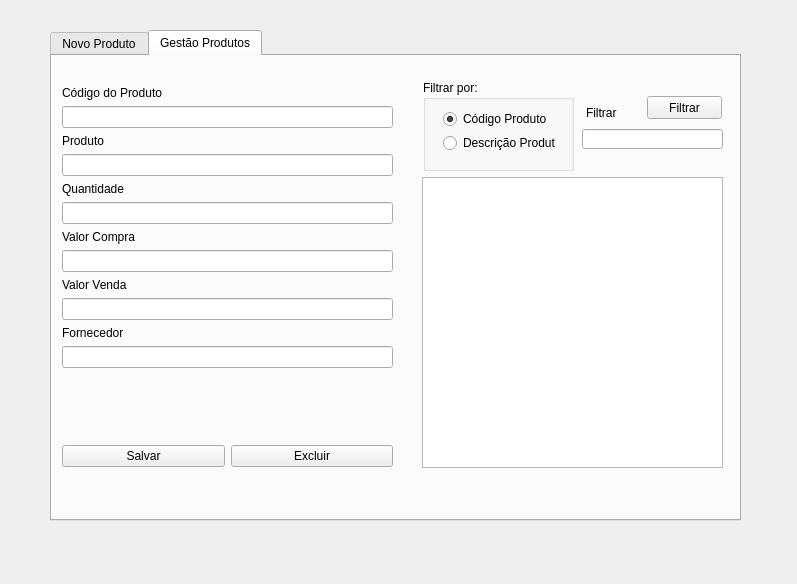
First picture: the form in ControlEstoque/mw_gestaoestoque.ui, repository josewmarinho/controlEstoque, before the edit.
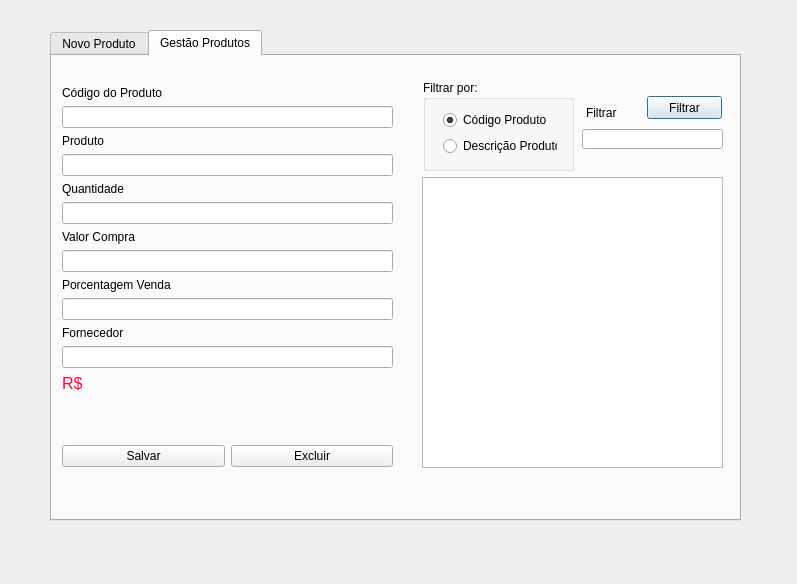
Second picture: the form after the edit. The open tabs and pages were chosen to show the change.

What changed in the file:
```diff
--- a/ControlEstoque/mw_gestaoestoque.ui
+++ b/ControlEstoque/mw_gestaoestoque.ui
@@ -23,7 +23,7 @@
     </rect>
    </property>
    <property name="currentIndex">
-    <number>1</number>
+    <number>0</number>
    </property>
    <widget class="QWidget" name="tab_novoproduto">
     <attribute name="title">
@@ -159,6 +159,9 @@
        <layout class="QHBoxLayout" name="horizontalLayout">
         <item>
          <widget class="QPushButton" name="btn_novoproduto">
+          <property name="focusPolicy">
+           <enum>Qt::NoFocus</enum>
+          </property>
           <property name="text">
            <string>Novo</string>
           </property>
@@ -166,6 +169,9 @@
         </item>
         <item>
          <widget class="QPushButton" name="btn_gravarnovoproduto">
+          <property name="focusPolicy">
+           <enum>Qt::NoFocus</enum>
+          </property>
           <property name="text">
            <string>Salvar</string>
           </property>
@@ -207,8 +213,8 @@
        <rect>
         <x>20</x>
         <y>30</y>
-        <width>112</width>
-        <height>42</height>
+        <width>114</width>
+        <height>46</height>
        </rect>
       </property>
       <layout class="QVBoxLayout" name="verticalLayout">
@@ -339,12 +345,12 @@
         <item>
          <widget class="QLabel" name="label_11">
           <property name="text">
-           <string>Valor Venda</string>
+           <string>Porcentagem Venda</string>
           </property>
          </widget>
         </item>
         <item>
-         <widget class="QLineEdit" name="txt_ge_valorvenda"/>
+         <widget class="QLineEdit" name="txt_ge_porcevenda"/>
         </item>
        </layout>
       </item>
@@ -362,6 +368,21 @@
         </item>
        </layout>
       </item>
+      <item>
+       <widget class="QLabel" name="lb_ge_valorvenda">
+        <property name="font">
+         <font>
+          <pointsize>12</pointsize>
+         </font>
+        </property>
+        <property name="styleSheet">
+         <string notr="true">color:#FA023C;</string>
+        </property>
+        <property name="text">
+         <string>R$</string>
+        </property>
+       </widget>
+      </item>
       <item>
        <spacer name="verticalSpacer_2">
         <property name="orientation">
```
